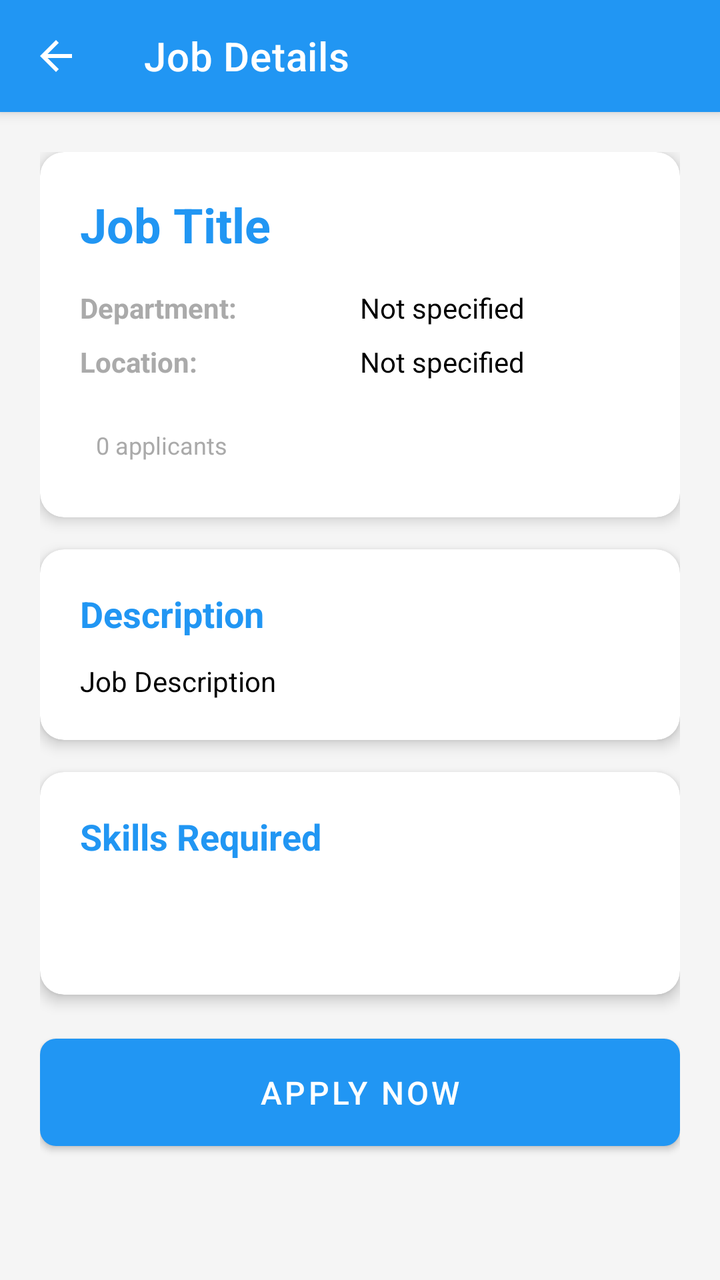
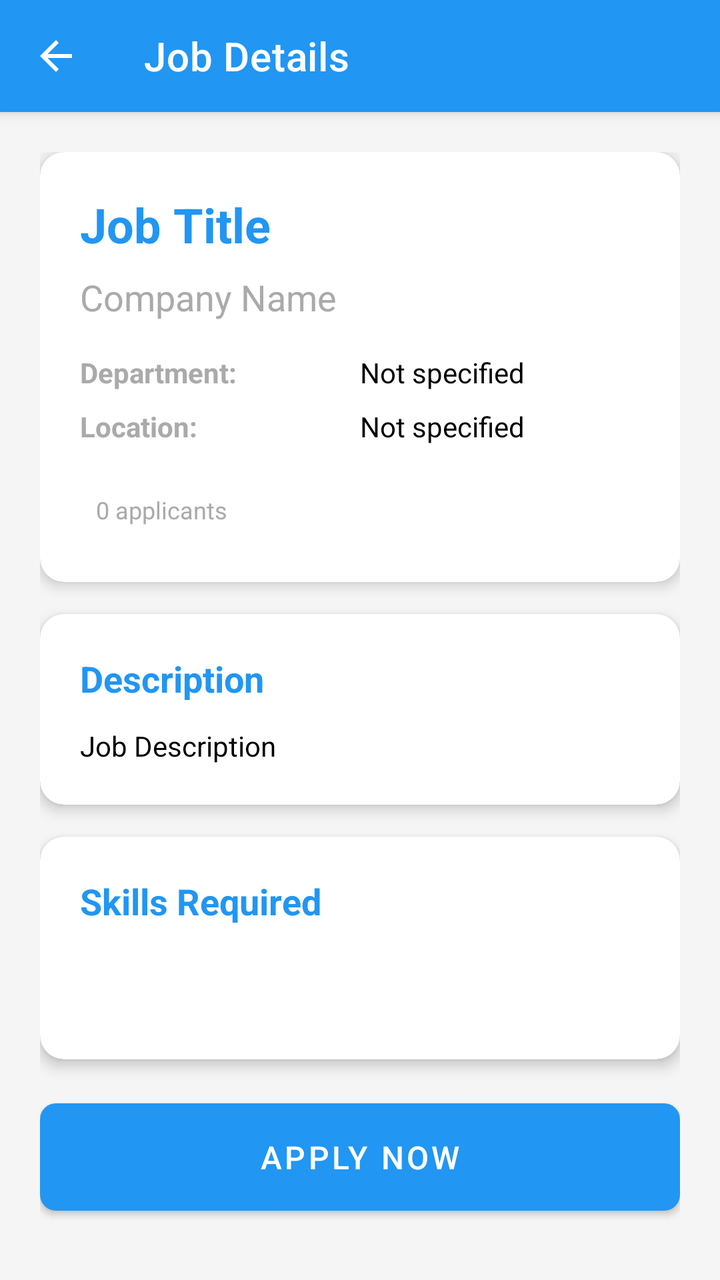

Compare the two renders of this Android layout. The source of the first and the diff that turns it into the second are given below.
<!-- AndroidManifest.xml: application theme Theme.UnifiedHRSystem -->
<!-- res/layout/activity_job_detail.xml -->
<?xml version="1.0" encoding="utf-8"?>
<androidx.coordinatorlayout.widget.CoordinatorLayout xmlns:android="http://schemas.android.com/apk/res/android"
    xmlns:app="http://schemas.android.com/apk/res-auto"
    android:layout_width="match_parent"
    android:layout_height="match_parent"
    android:background="@color/background">

    <com.google.android.material.appbar.AppBarLayout
        android:layout_width="match_parent"
        android:layout_height="wrap_content"
        android:theme="@style/ThemeOverlay.AppCompat.Dark.ActionBar">

        <com.google.android.material.appbar.MaterialToolbar
            android:id="@+id/toolbar"
            android:layout_width="match_parent"
            android:layout_height="?attr/actionBarSize"
            android:background="@color/primary"
            app:title="Job Details"
            app:titleTextColor="@color/white"
            app:navigationIcon="?attr/homeAsUpIndicator"
            app:navigationIconTint="@color/white" />

    </com.google.android.material.appbar.AppBarLayout>

    <androidx.core.widget.NestedScrollView
        android:layout_width="match_parent"
        android:layout_height="match_parent"
        app:layout_behavior="@string/appbar_scrolling_view_behavior">

        <LinearLayout
            android:layout_width="match_parent"
            android:layout_height="wrap_content"
            android:orientation="vertical"
            android:padding="20dp">

            <androidx.cardview.widget.CardView
                android:layout_width="match_parent"
                android:layout_height="wrap_content"
                android:layout_marginBottom="16dp"
                app:cardCornerRadius="12dp"
                app:cardElevation="4dp">

                <LinearLayout
                    android:layout_width="match_parent"
                    android:layout_height="wrap_content"
                    android:orientation="vertical"
                    android:padding="20dp">

                    <TextView
                        android:id="@+id/tvTitle"
                        android:layout_width="match_parent"
                        android:layout_height="wrap_content"
                        android:text="Job Title"
                        android:textSize="24sp"
                        android:textStyle="bold"
                        android:textColor="@color/primary"
                        android:layout_marginBottom="16dp" />

                    <LinearLayout
                        android:layout_width="match_parent"
                        android:layout_height="wrap_content"
                        android:orientation="horizontal"
                        android:layout_marginBottom="8dp">

                        <TextView
                            android:layout_width="0dp"
                            android:layout_height="wrap_content"
                            android:layout_weight="1"
                            android:text="Department:"
                            android:textSize="14sp"
                            android:textStyle="bold"
                            android:textColor="@android:color/darker_gray" />

                        <TextView
                            android:id="@+id/tvDepartment"
                            android:layout_width="0dp"
                            android:layout_height="wrap_content"
                            android:layout_weight="1"
                            android:text="Not specified"
                            android:textSize="14sp"
                            android:textColor="@android:color/black" />
                    </LinearLayout>

                    <LinearLayout
                        android:layout_width="match_parent"
                        android:layout_height="wrap_content"
                        android:orientation="horizontal"
                        android:layout_marginBottom="16dp">

                        <TextView
                            android:layout_width="0dp"
                            android:layout_height="wrap_content"
                            android:layout_weight="1"
                            android:text="Location:"
                            android:textSize="14sp"
                            android:textStyle="bold"
                            android:textColor="@android:color/darker_gray" />

                        <TextView
                            android:id="@+id/tvLocation"
                            android:layout_width="0dp"
                            android:layout_height="wrap_content"
                            android:layout_weight="1"
                            android:text="Not specified"
                            android:textSize="14sp"
                            android:textColor="@android:color/black" />
                    </LinearLayout>

                    <TextView
                        android:id="@+id/tvApplicants"
                        android:layout_width="wrap_content"
                        android:layout_height="wrap_content"
                        android:text="0 applicants"
                        android:textSize="12sp"
                        android:textColor="@android:color/darker_gray"
                        android:background="@android:color/transparent"
                        android:padding="8dp" />

                </LinearLayout>
            </androidx.cardview.widget.CardView>

            <androidx.cardview.widget.CardView
                android:layout_width="match_parent"
                android:layout_height="wrap_content"
                android:layout_marginBottom="16dp"
                app:cardCornerRadius="12dp"
                app:cardElevation="4dp">

                <LinearLayout
                    android:layout_width="match_parent"
                    android:layout_height="wrap_content"
                    android:orientation="vertical"
                    android:padding="20dp">

                    <TextView
                        android:layout_width="wrap_content"
                        android:layout_height="wrap_content"
                        android:text="Description"
                        android:textSize="18sp"
                        android:textStyle="bold"
                        android:textColor="@color/primary"
                        android:layout_marginBottom="12dp" />

                    <TextView
                        android:id="@+id/tvDescription"
                        android:layout_width="match_parent"
                        android:layout_height="wrap_content"
                        android:text="Job Description"
                        android:textSize="14sp"
                        android:textColor="@android:color/black"
                        android:lineSpacingMultiplier="1.2" />

                </LinearLayout>
            </androidx.cardview.widget.CardView>

            <androidx.cardview.widget.CardView
                android:id="@+id/cvSkills"
                android:layout_width="match_parent"
                android:layout_height="wrap_content"
                android:layout_marginBottom="16dp"
                app:cardCornerRadius="12dp"
                app:cardElevation="4dp">

                <LinearLayout
                    android:layout_width="match_parent"
                    android:layout_height="wrap_content"
                    android:orientation="vertical"
                    android:padding="20dp">

                    <TextView
                        android:layout_width="wrap_content"
                        android:layout_height="wrap_content"
                        android:text="Skills Required"
                        android:textSize="18sp"
                        android:textStyle="bold"
                        android:textColor="@color/primary"
                        android:layout_marginBottom="12dp" />

                    <TextView
                        android:id="@+id/tvSkills"
                        android:layout_width="match_parent"
                        android:layout_height="wrap_content"
                        android:text=""
                        android:textSize="14sp"
                        android:textColor="@android:color/black"
                        android:lineSpacingMultiplier="1.3"
                        android:padding="8dp" />

                </LinearLayout>
            </androidx.cardview.widget.CardView>

            <com.google.android.material.button.MaterialButton
                android:id="@+id/btnApply"
                android:layout_width="match_parent"
                android:layout_height="wrap_content"
                android:text="Apply Now"
                android:textSize="16sp"
                android:padding="16dp"
                android:layout_marginBottom="12dp"
                app:cornerRadius="8dp" />

            <com.google.android.material.button.MaterialButton
                android:id="@+id/btnViewMessages"
                android:layout_width="match_parent"
                android:layout_height="wrap_content"
                android:text="View Messages"
                android:textSize="14sp"
                android:padding="14dp"
                android:visibility="gone"
                style="@style/Widget.MaterialComponents.Button.OutlinedButton"
                app:cornerRadius="8dp"
                app:strokeColor="@color/primary" />

        </LinearLayout>
    </androidx.core.widget.NestedScrollView>
</androidx.coordinatorlayout.widget.CoordinatorLayout>
<!-- resources referenced by this layout -->
<resources>
  <color name="background">#FFF5F5F5</color>
  <color name="primary">#FF2196F3</color>
  <color name="white">#FFFFFFFF</color>
  <style name="Theme.UnifiedHRSystem" parent="Theme.MaterialComponents.DayNight.NoActionBar">
          <item name="colorPrimary">@color/primary</item>
          <item name="colorPrimaryDark">@color/primary_dark</item>
          <item name="colorAccent">@color/accent</item>
          <item name="toolbarStyle">@style/Widget.UnifiedHR.Toolbar</item>
      </style>
  <color name="primary_dark">#FF1976D2</color>
  <color name="accent">#FFFF5722</color>
  <style name="Widget.UnifiedHR.Toolbar" parent="Widget.MaterialComponents.Toolbar">
          <item name="popupTheme">@style/ThemeOverlay.MaterialComponents.Light</item>
          <item name="titleTextColor">@color/white</item>
          <item name="subtitleTextColor">@color/white</item>
      </style>
</resources>

<!-- the commit's change to res/layout/activity_job_detail.xml (unified diff, before → after) -->
@@ -54,6 +54,15 @@
                         android:textSize="24sp"
                         android:textStyle="bold"
                         android:textColor="@color/primary"
+                        android:layout_marginBottom="8dp" />
+
+                    <TextView
+                        android:id="@+id/tvCompanyName"
+                        android:layout_width="match_parent"
+                        android:layout_height="wrap_content"
+                        android:text="Company Name"
+                        android:textSize="18sp"
+                        android:textColor="@android:color/darker_gray"
                         android:layout_marginBottom="16dp" />
 
                     <LinearLayout
<!-- resource entries referenced after the edit -->
@@ -1,7 +1,7 @@
 <!-- resources referenced by this layout -->
 <resources>
   <color name="background">#FFF5F5F5</color>
-  <color name="primary">#FF2196F3</color>
+  <color name="primary">#2196F3</color>
   <color name="white">#FFFFFFFF</color>
   <style name="Theme.UnifiedHRSystem" parent="Theme.MaterialComponents.DayNight.NoActionBar">
           <item name="colorPrimary">@color/primary</item>
@@ -9,8 +9,8 @@
           <item name="colorAccent">@color/accent</item>
           <item name="toolbarStyle">@style/Widget.UnifiedHR.Toolbar</item>
       </style>
-  <color name="primary_dark">#FF1976D2</color>
-  <color name="accent">#FFFF5722</color>
+  <color name="primary_dark">#1976D2</color>
+  <color name="accent">#4CAF50</color>
   <style name="Widget.UnifiedHR.Toolbar" parent="Widget.MaterialComponents.Toolbar">
           <item name="popupTheme">@style/ThemeOverlay.MaterialComponents.Light</item>
           <item name="titleTextColor">@color/white</item>
